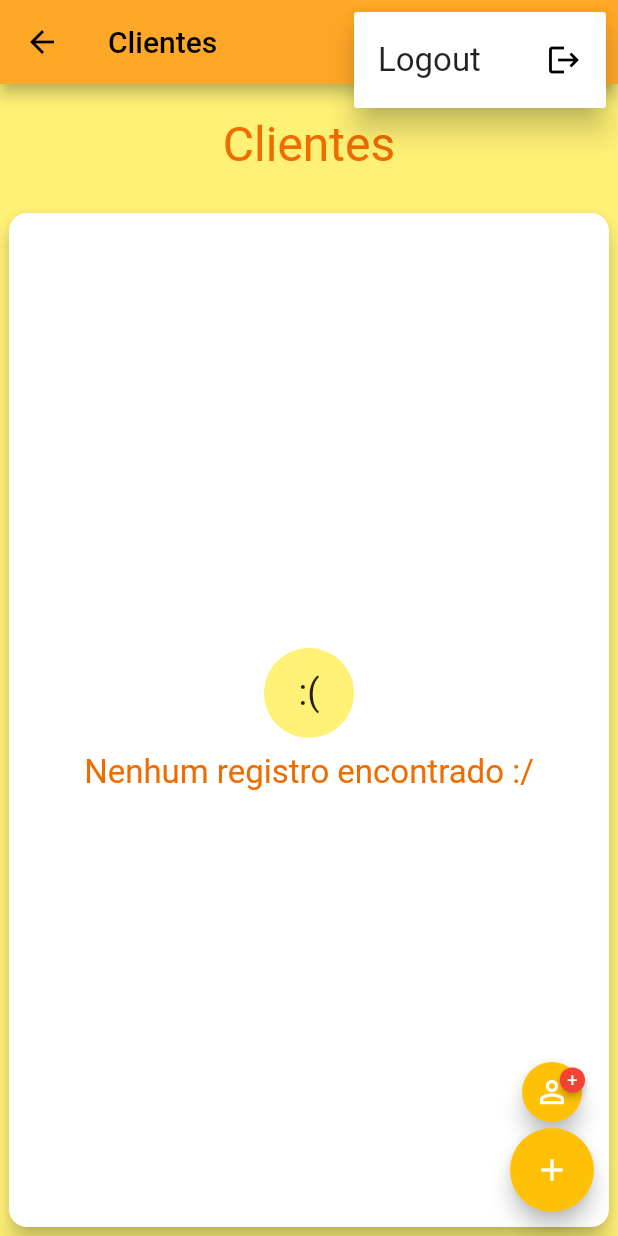
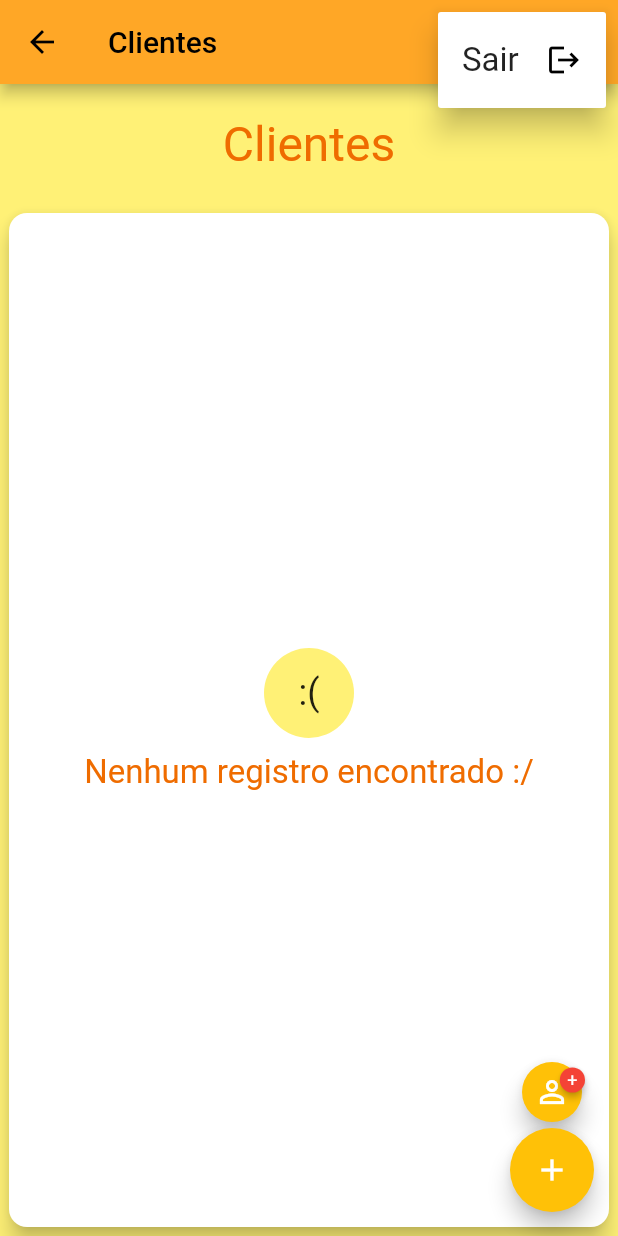
Before and after one commit to joaovperin/my_orders, a Flutter app: the CustomerPage screen opened directly, after a tap on the "more vert" icon, on a phone screen of 412 x 824 dp. Run offline on Flutter 3.47's test engine with Material 2 defaults, Android fonts, the phone set to English and light mode, and no system bars; drawn by our look-alikes of badges; our stand-ins replace focused_menu, sqflite; accounts and stored records are empty.

Commit message:
sync commit

```diff
--- a/lib/modules/login_page.dart
+++ b/lib/modules/login_page.dart
@@ -26,7 +26,7 @@ class LoginPage extends StatelessWidget {
         children: <Widget>[
           _buildText(ctx, "Nome", ctrl: _tNome),
           SizedBox(height: 20),
-          _button(ctx, "Login", _onClickLogin),
+          _button(ctx, "Entrar", _onClickLogin),
         ],
       ),
     );
--- a/lib/widgets/app_user_menu.dart
+++ b/lib/widgets/app_user_menu.dart
@@ -26,7 +26,7 @@ class AppUserMenu extends StatelessWidget {
           child: Row(
             mainAxisAlignment: MainAxisAlignment.spaceBetween,
             children: [
-              const Text('Logout'),
+              const Text('Sair'),
               const Icon(Icons.logout),
             ],
           ),
```
